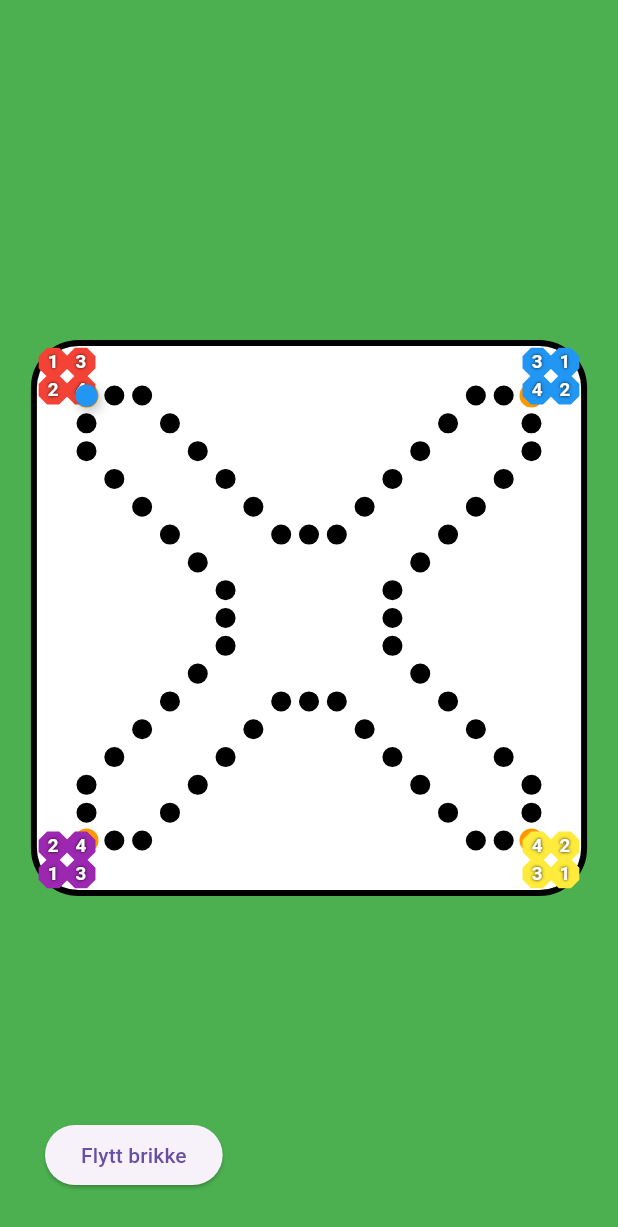
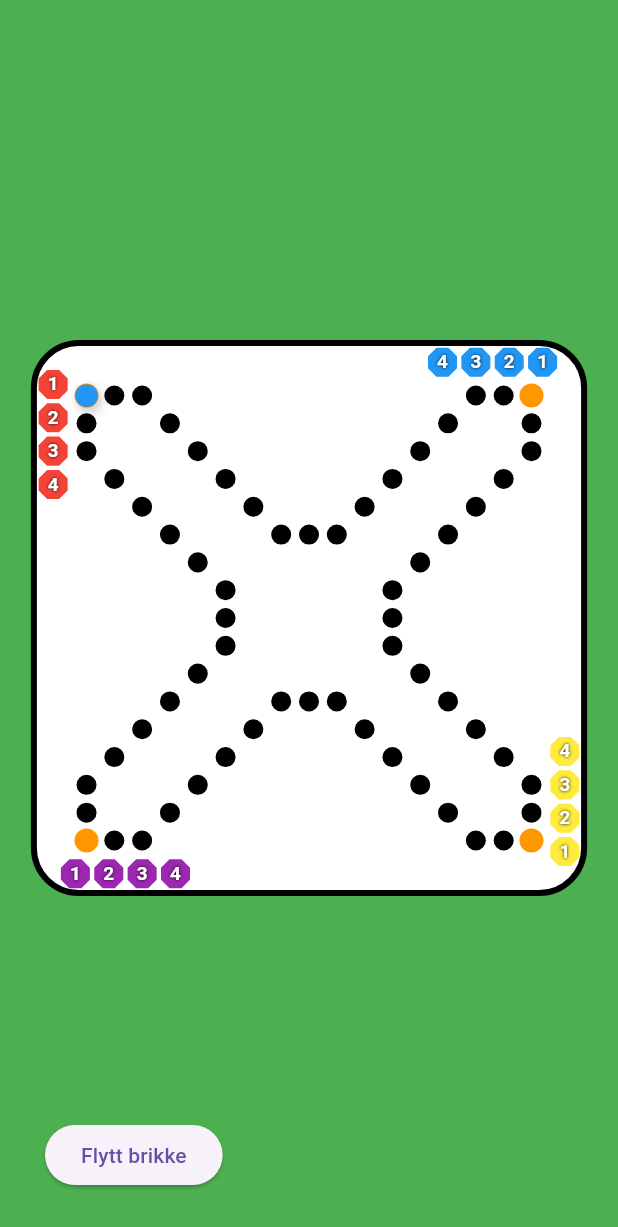
Before and after one commit to SarcasticSir/dog_game, a Flutter app: the screen it shows after launch, on a phone screen of 412 x 824 dp. Shown: the top 1227 px of the screen. Run offline on Flutter 3.47's test engine with Material 3 defaults, Android fonts, the phone set to English and light mode, and no system bars.

Commit message:
Fått på plass startsonen

```diff
--- a/lib/main.dart
+++ b/lib/main.dart
@@ -72,25 +72,25 @@ class _DogBoardState extends State<DogBoard> {
     // --- BO/MÅL-FELT, 4 per spiller i hvert hjørne ---
     final List<Field> goalFields = [
       // ØVERST VENSTRE (spiller 1)
-      Field(Offset(0.04, 0.04), 'goal', goalNumber: 1, player: 1),
-      Field(Offset(0.04, 0.09), 'goal', goalNumber: 2, player: 1),
-      Field(Offset(0.09, 0.04), 'goal', goalNumber: 3, player: 1),
-      Field(Offset(0.09, 0.09), 'goal', goalNumber: 4, player: 1),
+      Field(Offset(0.04, 0.08), 'goal', goalNumber: 1, player: 1),
+      Field(Offset(0.04, 0.14), 'goal', goalNumber: 2, player: 1),
+      Field(Offset(0.04, 0.20), 'goal', goalNumber: 3, player: 1),
+      Field(Offset(0.04, 0.26), 'goal', goalNumber: 4, player: 1),
       // ØVERST HØYRE (spiller 2)
-      Field(Offset(0.96, 0.04), 'goal', goalNumber: 1, player: 2),
-      Field(Offset(0.96, 0.09), 'goal', goalNumber: 2, player: 2),
-      Field(Offset(0.91, 0.04), 'goal', goalNumber: 3, player: 2),
-      Field(Offset(0.91, 0.09), 'goal', goalNumber: 4, player: 2),
+      Field(Offset(0.92, 0.04), 'goal', goalNumber: 1, player: 2),
+      Field(Offset(0.86, 0.04), 'goal', goalNumber: 2, player: 2),
+      Field(Offset(0.80, 0.04), 'goal', goalNumber: 3, player: 2),
+      Field(Offset(0.74, 0.04), 'goal', goalNumber: 4, player: 2),
       // NEDERST HØYRE (spiller 3)
-      Field(Offset(0.96, 0.96), 'goal', goalNumber: 1, player: 3),
-      Field(Offset(0.96, 0.91), 'goal', goalNumber: 2, player: 3),
-      Field(Offset(0.91, 0.96), 'goal', goalNumber: 3, player: 3),
-      Field(Offset(0.91, 0.91), 'goal', goalNumber: 4, player: 3),
+      Field(Offset(0.96, 0.92), 'goal', goalNumber: 1, player: 3),
+      Field(Offset(0.96, 0.86), 'goal', goalNumber: 2, player: 3),
+      Field(Offset(0.96, 0.80), 'goal', goalNumber: 3, player: 3),
+      Field(Offset(0.96, 0.74), 'goal', goalNumber: 4, player: 3),
       // NEDERST VENSTRE (spiller 4)
-      Field(Offset(0.04, 0.96), 'goal', goalNumber: 1, player: 4),
-      Field(Offset(0.04, 0.91), 'goal', goalNumber: 2, player: 4),
-      Field(Offset(0.09, 0.96), 'goal', goalNumber: 3, player: 4),
-      Field(Offset(0.09, 0.91), 'goal', goalNumber: 4, player: 4),
+      Field(Offset(0.08, 0.96), 'goal', goalNumber: 1, player: 4),
+      Field(Offset(0.14, 0.96), 'goal', goalNumber: 2, player: 4),
+      Field(Offset(0.20, 0.96), 'goal', goalNumber: 3, player: 4),
+      Field(Offset(0.26, 0.96), 'goal', goalNumber: 4, player: 4),
     ];
 
     return [
```
